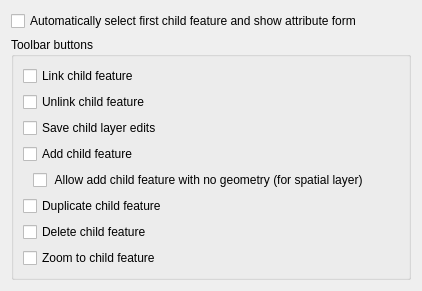
First picture: the form in src/ui/qgsrelationeditorconfigwidgetbase.ui, repository qgis/QGIS, before the edit.
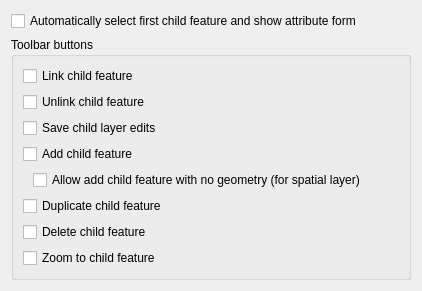
Second picture: the form after the edit.

The edit to the form file:
```diff
--- a/src/ui/qgsrelationeditorconfigwidgetbase.ui
+++ b/src/ui/qgsrelationeditorconfigwidgetbase.ui
@@ -88,7 +88,7 @@
            <string>&lt;html&gt;&lt;head/&gt;&lt;body&gt;&lt;p&gt;If checked it is possible to add a feature whitout geometry to a spatial layer. Two &amp;quot;Add child feature&amp;quot; buttons are showed with and without geometry.&lt;/p&gt;&lt;/body&gt;&lt;/html&gt;</string>
           </property>
           <property name="text">
-           <string> Allow add child feature with no geometry (for spatial layer)</string>
+           <string>Allow add child feature with no geometry (for spatial layer)</string>
           </property>
          </widget>
         </item>
```
